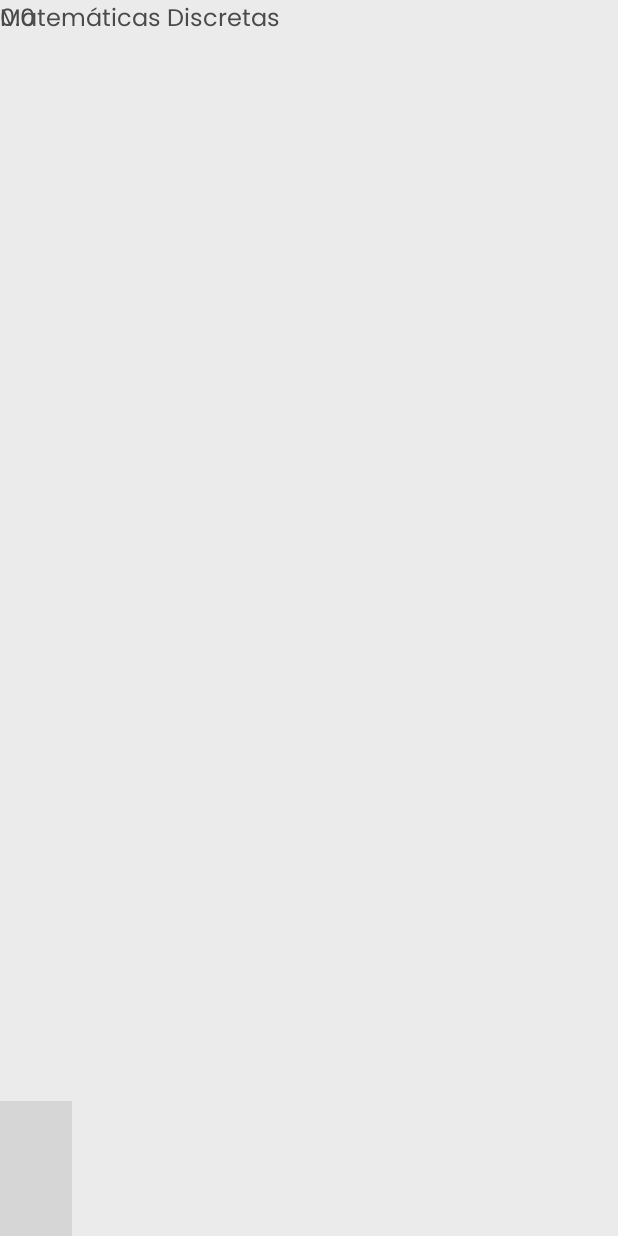
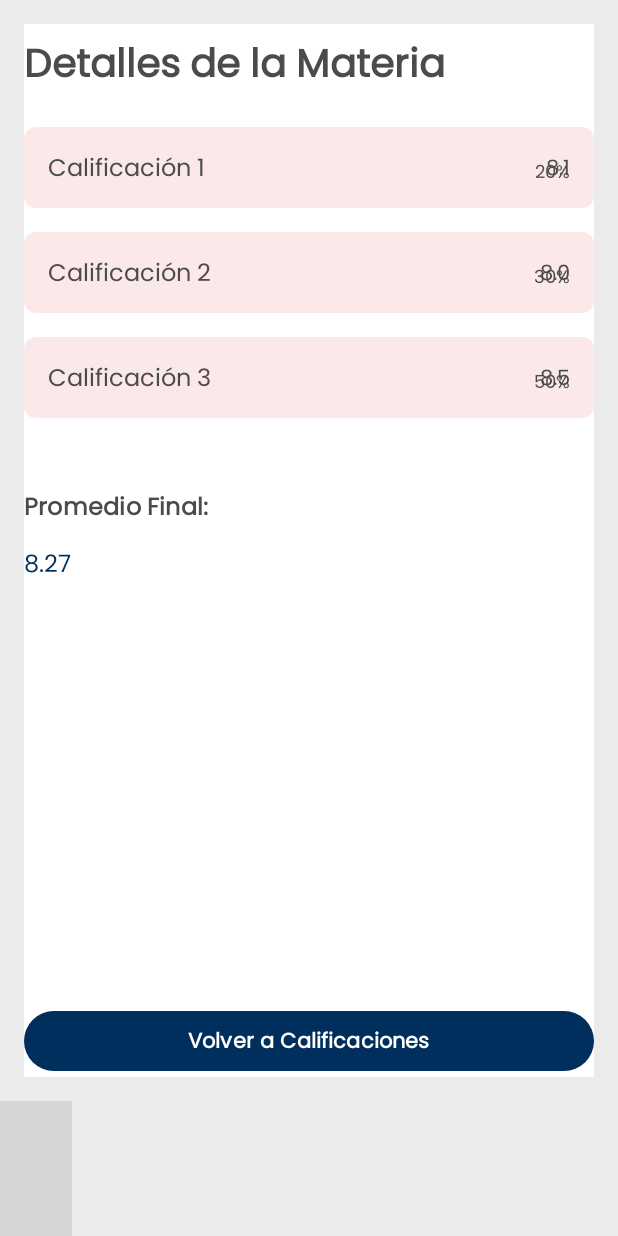
Before and after one commit to MACH77013/511LaSalleApp, an Android app built with Jetpack Compose: the GradesScreen screen opened through its navigation route, after a tap on "Matemáticas Discretas", on a phone screen of 412 x 824 dp. Run offline under Robolectric (Android 15) with nearby library versions, the phone set to English and light mode, and no system bars; libraries missing offline, so code that uses them is left out: com.exyte.animatednavbar; pictures from the network do not load; 1 statement that could not run was skipped; grey boxes are pictures that could not be loaded.

Commit message:
GradesDetail

```diff
--- a/app/src/main/java/com/example/a511lasalleapp/ui/screens/GradeDetalle.kt
+++ b/app/src/main/java/com/example/a511lasalleapp/ui/screens/GradeDetalle.kt
@@ -17,8 +17,8 @@ fun GradeDetalleScreen(innerPadding: PaddingValues, gradeId : Int, navController
     showSystemUi = true
 )
 @Composable
-fun GradesDetailPreview() {
+fun GradesDetailPreview(){
     _511LaSalleAppTheme {
         GradeDetalleScreen(innerPadding = PaddingValues(0.dp), gradeId = 1, navController = rememberNavController())
     }
-}
+    }
--- a/app/src/main/java/com/example/a511lasalleapp/ui/screens/MateriaDetalleScreen.kt
+++ b/app/src/main/java/com/example/a511lasalleapp/ui/screens/MateriaDetalleScreen.kt
@@ -1,24 +1,114 @@
 package com.example.a511lasalleapp.ui.screens
 
-import androidx.compose.foundation.layout.Box
-import androidx.compose.foundation.layout.PaddingValues
-import androidx.compose.foundation.layout.fillMaxWidth
-import androidx.compose.foundation.lazy.LazyColumn
-import androidx.compose.material3.Text
+import androidx.compose.foundation.background
+import androidx.compose.foundation.layout.*
+import androidx.compose.foundation.shape.RoundedCornerShape
+import androidx.compose.material3.*
 import androidx.compose.runtime.Composable
 import androidx.compose.ui.Alignment
 import androidx.compose.ui.Modifier
+import androidx.compose.ui.draw.clip
+import androidx.compose.ui.graphics.Color
+import androidx.compose.ui.text.font.FontWeight
+import androidx.compose.ui.tooling.preview.Preview
+import androidx.compose.ui.unit.dp
 import androidx.navigation.NavController
-import com.example.a511lasalleapp.ui.components.GradeCard
-import com.example.a511lasalleapp.utils.Screens
+import androidx.navigation.compose.rememberNavController
+import com.example.a511lasalleapp.ui.theme._511LaSalleAppTheme
 import com.example.a511lasalleapp.utils.alumno
 
 @Composable
-fun MateriaDetalleScreen(innerPadding: PaddingValues, gradeId : Int,navController:NavController) {
-    val materia = alumno.materias.first{it.id ==gradeId}
+fun MateriaDetalleScreen(innerPadding: PaddingValues, gradeId: Int, navController: NavController) {
+    Column(
+        modifier = Modifier
+            .fillMaxSize()
+            .padding(innerPadding)
+            .padding(16.dp)
+            .background(Color.White),
+        verticalArrangement = Arrangement.spacedBy(16.dp) // Espaciado vertical entre elementos
+    ) {
+        Text(
+            text = "Detalles de la Materia",
+            style = MaterialTheme.typography.titleLarge,
+            modifier = Modifier.padding(vertical = 8.dp)
+        )
 
-    Box(){
-        Text(text = materia.nombreMateria)
-        Text( text = ""+materia.promedioAcumulado)
+        val materia = alumno.materias.find { it.id == gradeId }
+
+        materia?.let {
+            val pesos = listOf(0.2, 0.3, 0.5) // Pesos para las calificaciones
+            var totalPonderado = 0.0
+            var totalPesos = 0.0
+
+            for (i in it.calificaciones.indices) {
+                val calificacion = it.calificaciones[i]
+                val porcentaje = when (i) {
+                    0 -> "20%"
+                    1 -> "30%"
+                    2 -> "50%"
+                    else -> "0%"
+                }
+
+                totalPonderado += calificacion * pesos[i]
+                totalPesos += pesos[i]
+
+                Box(
+                    modifier = Modifier
+                        .fillMaxWidth()
+                        .clip(RoundedCornerShape(8.dp))
+                        .background(MaterialTheme.colorScheme.secondary.copy(alpha = 0.1f))
+                        .padding(16.dp)
+                ) {
+                    Row(
+                        modifier = Modifier.fillMaxWidth(),
+                        verticalAlignment = Alignment.CenterVertically,
+                        horizontalArrangement = Arrangement.SpaceBetween
+                    ) {
+                        Text(text = "Calificación ${i + 1}", style = MaterialTheme.typography.bodyLarge)
+                        Text(text = "$calificacion", style = MaterialTheme.typography.bodyMedium)
+                    }
+
+                    Text(
+                        text = porcentaje,
+                        style = MaterialTheme.typography.bodySmall,
+                        modifier = Modifier.align(Alignment.BottomEnd)
+                    )
+                }
+            }
+
+            val promedio = if (totalPesos > 0) totalPonderado / totalPesos else 0.0
+
+            Spacer(modifier = Modifier.height(16.dp))
+
+            Text(
+                text = "Promedio Final:",
+                fontWeight = FontWeight.Bold,
+                style = MaterialTheme.typography.titleMedium
+            )
+            Text(
+                text = "${String.format("%.2f", promedio)}",
+                style = MaterialTheme.typography.bodyLarge,
+                color = MaterialTheme.colorScheme.primary
+            )
+        } ?: run {
+            Text(text = "Materia no encontrada.", color = Color.Red)
+        }
+
+        Spacer(modifier = Modifier.weight(1f))
+
+        Button(
+            onClick = { navController.navigate("grades") },
+            modifier = Modifier.fillMaxWidth().padding(top = 16.dp) // Espaciado superior para el botón
+        ) {
+            Text("Volver a Calificaciones")
+        }
     }
 }
+
+@Preview(showBackground = true)
+@Composable
+fun MateriaDetallePreview() {
+    _511LaSalleAppTheme {
+        MateriaDetalleScreen(innerPadding = PaddingValues(0.dp), gradeId = 1, navController = rememberNavController())
+    }
+}
```
